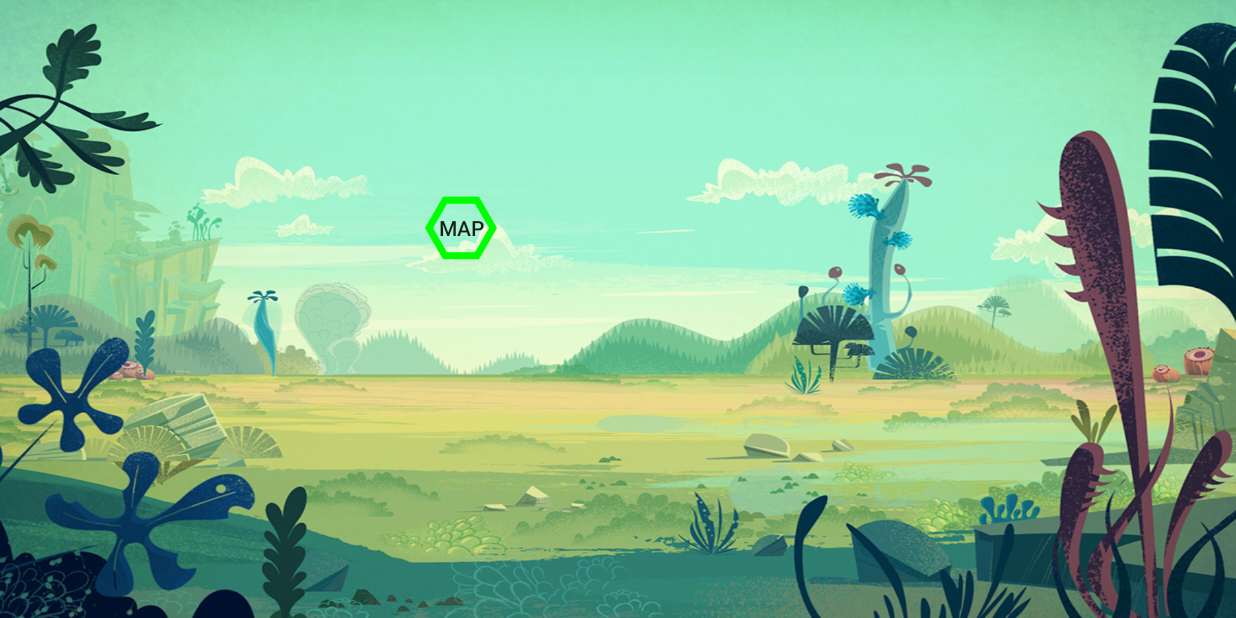
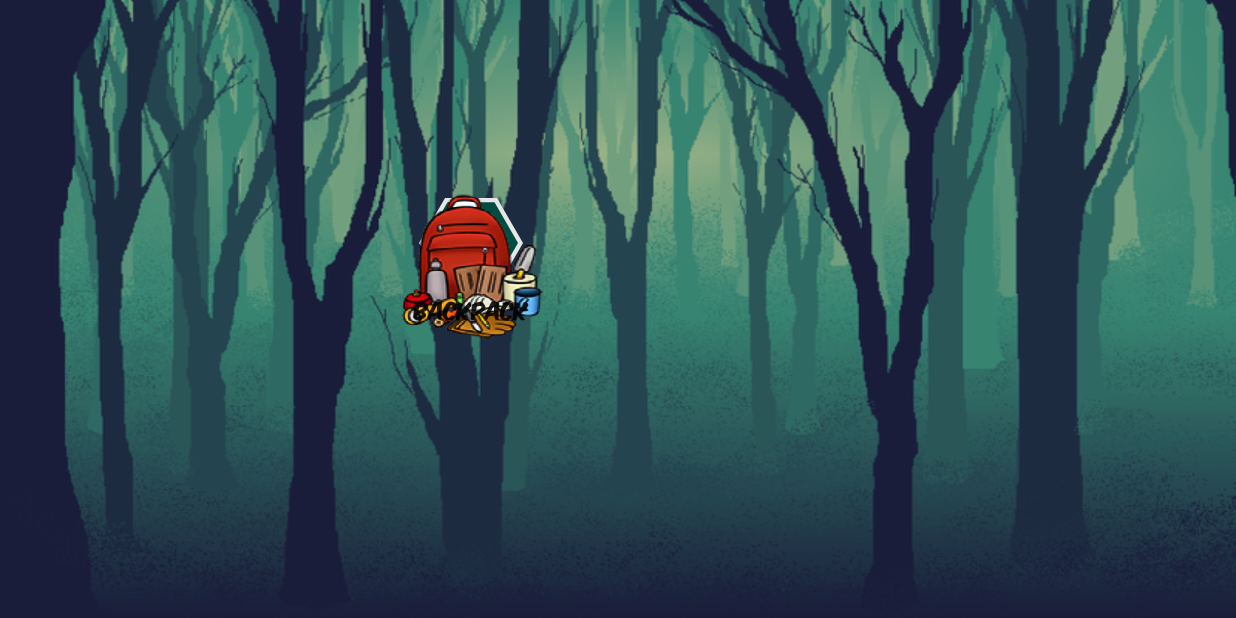
Before and after one commit to QuarkLabs/i-have-a-theory, an Android app: the screen it shows after launch (DashboardActivity), on a phone screen of 824 x 412 dp (held sideways). Run offline under Robolectric (Android 15) with nearby library versions, the phone set to English and light mode, and no system bars.

Commit message:
Dashboard hexagonal button interface completed

```diff
--- a/IHaveATheory/app/src/main/java/com/avoid/ihaveatheory/view/DashboardActivity.java
+++ b/IHaveATheory/app/src/main/java/com/avoid/ihaveatheory/view/DashboardActivity.java
@@ -2,7 +2,11 @@ package com.avoid.ihaveatheory.view;
 
 import android.support.v7.app.AppCompatActivity;
 import android.os.Bundle;
+import android.widget.Button;
+
 import com.avoid.ihaveatheory.R;
+import com.avoid.ihaveatheory.widget.HexButton;
+import com.avoid.ihaveatheory.widget.draw.HexButtonDrawable;
 
 public class DashboardActivity extends AppCompatActivity {
 
@@ -10,5 +14,8 @@ public class DashboardActivity extends AppCompatActivity {
     protected void onCreate(Bundle savedInstanceState) {
         super.onCreate(savedInstanceState);
         setContentView(R.layout.activity_dashboard);
+
+        HexButton backpackButton = (HexButton) findViewById(R.id.backpack_button);
+        backpackButton.setIcon(R.drawable.dashboard_backpack);
     }
 }
--- a/IHaveATheory/app/src/main/java/com/avoid/ihaveatheory/widget/HexButton.java
+++ b/IHaveATheory/app/src/main/java/com/avoid/ihaveatheory/widget/HexButton.java
@@ -1,29 +1,46 @@
 package com.avoid.ihaveatheory.widget;
 
 import android.content.Context;
-import android.graphics.Color;
+import android.graphics.Typeface;
 import android.util.AttributeSet;
 import android.widget.Button;
 
+import com.avoid.ihaveatheory.global.Font;
+import com.avoid.ihaveatheory.util.FontCache;
 import com.avoid.ihaveatheory.widget.draw.HexButtonDrawable;
 
 public class HexButton extends Button{
+    private HexButtonDrawable drawable;
+
     public HexButton(Context context) {
         super(context);
         applyCustomShape(context);
+        applyCustomFont(context);
     }
 
     public HexButton(Context context, AttributeSet attrs) {
         super(context, attrs);
         applyCustomShape(context);
+        applyCustomFont(context);
     }
 
     public HexButton(Context context, AttributeSet attrs, int defStyleAttr) {
         super(context, attrs, defStyleAttr);
         applyCustomShape(context);
+        applyCustomFont(context);
+    }
+
+    public void setIcon(int iconDrawable) {
+        drawable.setIcon(iconDrawable);
     }
 
     private void applyCustomShape(Context context){
-        setBackground(new HexButtonDrawable(Color.GREEN, 6));
+        drawable = new HexButtonDrawable(context);
+        setBackground(drawable);
+    }
+
+    private void applyCustomFont(Context context){
+        Typeface customFont = FontCache.getTypeface(Font.KOMIKAX_FONT, context);
+        setTypeface(customFont);
     }
 }
--- a/IHaveATheory/app/src/main/java/com/avoid/ihaveatheory/widget/draw/HexButtonDrawable.java
+++ b/IHaveATheory/app/src/main/java/com/avoid/ihaveatheory/widget/draw/HexButtonDrawable.java
@@ -1,6 +1,10 @@
 package com.avoid.ihaveatheory.widget.draw;
 
+import android.content.Context;
+import android.graphics.Bitmap;
+import android.graphics.BitmapFactory;
 import android.graphics.Canvas;
+import android.graphics.Color;
 import android.graphics.ColorFilter;
 import android.graphics.Paint;
 import android.graphics.Path;
@@ -8,20 +12,37 @@ import android.graphics.Rect;
 import android.graphics.drawable.Drawable;
 
 public class HexButtonDrawable extends Drawable{
-    private int numberOfSides = 3;
-    private Path polygon = new Path();
+    private Context context;
+
+    private int numberOfSides = 6;
+    private Path p_large = new Path();
+    private Path p_small = new Path();
     private Path temporal = new Path();
     private Paint paint = new Paint(Paint.ANTI_ALIAS_FLAG);
 
-    public HexButtonDrawable(int color, int sides) {
-        paint.setColor(color);
-        polygon.setFillType(Path.FillType.EVEN_ODD);
-        this.numberOfSides = sides;
+    private int ashWhiteColor = Color.parseColor("#E6E6E6");
+    private int greenColor = Color.parseColor("#004D40");
+
+    private Bitmap bmp_scaled;
+    private int bmp_width = 150;
+    private int bmp_height = 150;
+
+    public HexButtonDrawable(Context context) {
+        this.context = context;
+
+        p_large.setFillType(Path.FillType.EVEN_ODD);
     }
 
     @Override
     public void draw(Canvas canvas) {
-        canvas.drawPath(polygon, paint);
+        paint.setColor(ashWhiteColor);
+        canvas.drawPath(p_large, paint);
+        paint.setColor(greenColor);
+        canvas.drawPath(p_small, paint);
+
+        if (bmp_scaled != null) {
+            canvas.drawBitmap(bmp_scaled, (canvas.getWidth() - bmp_width) / 2, (canvas.getHeight() - bmp_height) / 5, null);
+        }
     }
 
     @Override
@@ -46,17 +67,23 @@ public class HexButtonDrawable extends Drawable{
         invalidateSelf();
     }
 
+    public void setIcon(int drawable){
+        Bitmap bmp_original = BitmapFactory.decodeResource(context.getResources(), drawable);
+        bmp_scaled = Bitmap.createScaledBitmap(bmp_original, bmp_width, bmp_height, false);
+    }
+
     public void computeHex(Rect bounds) {
 
         final int width = bounds.width();
-        final int height = bounds.height();
+        final int height = (int) (bounds.height() * 0.7);
         final int size = Math.min(width, height);
         final int centerX = bounds.left + (width / 2);
         final int centerY = bounds.top + (height / 2);
 
-        polygon.reset();
-        polygon.addPath(createHexagon(size, centerX, centerY));
-        polygon.addPath(createHexagon((int) (size * .8f), centerX, centerY));
+        p_large.reset();
+
+        p_large.addPath(createHexagon(size, centerX, centerY));
+        p_small.addPath(createHexagon((int) (size * 0.9), centerX, centerY));
     }
 
     private Path createHexagon(int size, int centerX, int centerY) {
--- a/IHaveATheory/app/src/main/res/layout/activity_dashboard.xml
+++ b/IHaveATheory/app/src/main/res/layout/activity_dashboard.xml
@@ -13,14 +13,15 @@
 
 
     <com.avoid.ihaveatheory.widget.HexButton
-        android:text="Map"
-        android:layout_width="wrap_content"
-        android:layout_height="wrap_content"
+        android:text="Backpack"
+        android:layout_marginLeft="200dp"
+        android:layout_marginStart="200dp"
+        android:layout_marginTop="111dp"
+        android:id="@+id/backpack_button"
+        android:layout_width="100dp"
+        android:layout_height="100dp"
+        android:gravity="bottom|center"
         android:layout_alignParentTop="true"
         android:layout_alignParentLeft="true"
-        android:layout_alignParentStart="true"
-        android:layout_marginLeft="199dp"
-        android:layout_marginStart="199dp"
-        android:layout_marginTop="112dp"
-        android:id="@+id/button" />
+        android:layout_alignParentStart="true" />
 </RelativeLayout>
--- a/IHaveATheory/app/src/main/res/layout/activity_journal.xml
+++ b/IHaveATheory/app/src/main/res/layout/activity_journal.xml
@@ -17,7 +17,7 @@
     <ImageView
         android:layout_width="wrap_content"
         android:layout_height="wrap_content"
-        app:srcCompat="@drawable/journal_book"
+        app:srcCompat="@drawable/scenario_mountains_gray"
         android:id="@+id/imageView"
         android:layout_alignParentBottom="true"
         android:layout_marginTop="10dp"
```
Also changed, not shown: IHaveATheory/app/src/main/res/drawable/dashboard_background.png (added), IHaveATheory/app/src/main/res/drawable/dashboard_background_1.jpg (renamed from IHaveATheory/app/src/main/res/drawable/dashboard_background.jpg), IHaveATheory/app/src/main/res/drawable/dashboard_backpack.png (added).
